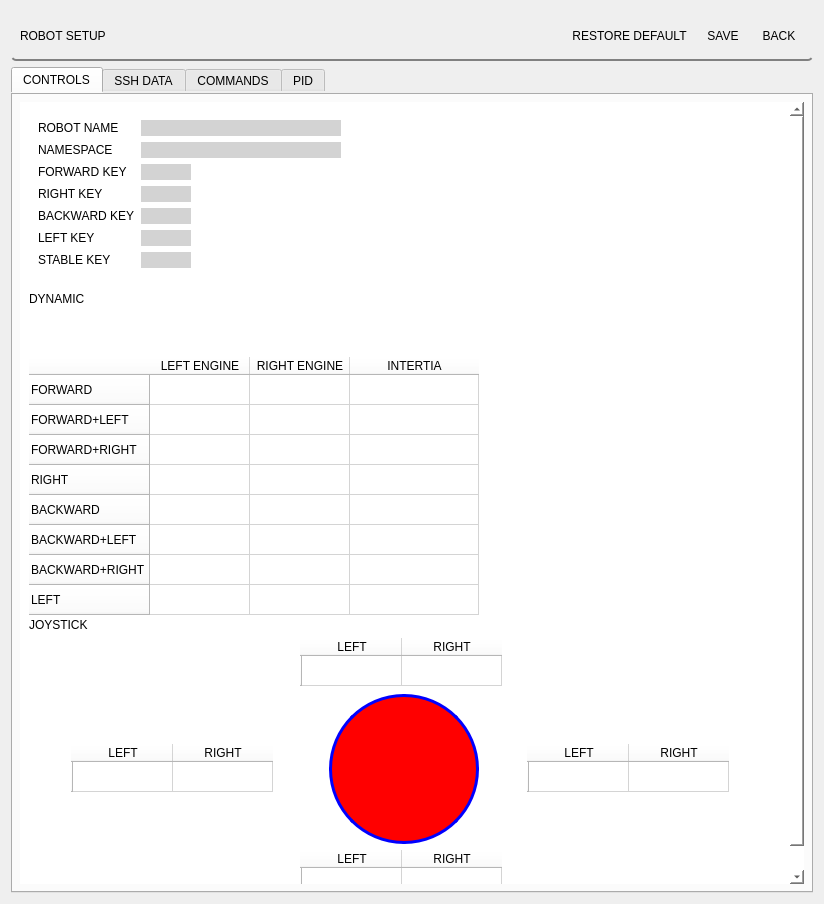
Qt form setup_panel/resource/setup.ui (GroupOfRobots/MiniRysRQT) before a commit.
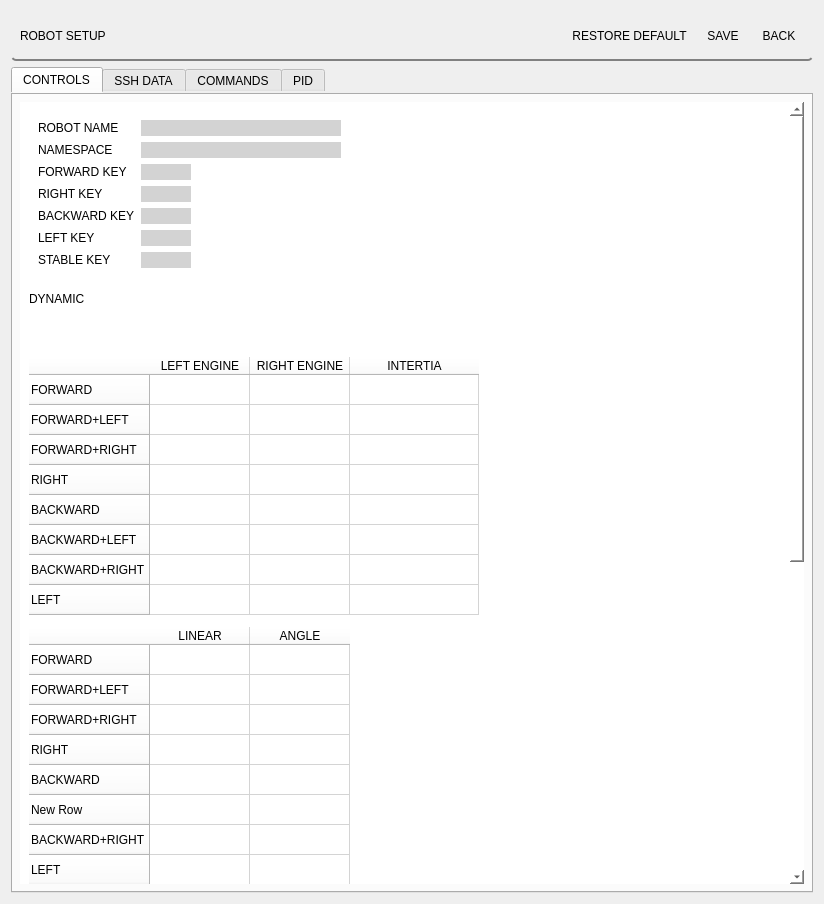
The same form after that commit.

Commit message: twist message start

What changed in the file:
```diff
--- a/setup_panel/resource/setup.ui
+++ b/setup_panel/resource/setup.ui
@@ -122,9 +122,9 @@
           <property name="geometry">
            <rect>
             <x>0</x>
-            <y>0</y>
+            <y>-511</y>
             <width>774</width>
-            <height>884</height>
+            <height>1399</height>
            </rect>
           </property>
           <layout class="QVBoxLayout" name="verticalLayout_10">
@@ -415,6 +415,73 @@
              </item>
             </widget>
            </item>
+           <item>
+            <widget class="Line" name="line">
+             <property name="orientation">
+              <enum>Qt::Horizontal</enum>
+             </property>
+            </widget>
+           </item>
+           <item>
+            <widget class="QTableWidget" name="dynamicTwistTableUI">
+             <property name="minimumSize">
+              <size>
+               <width>0</width>
+               <height>500</height>
+              </size>
+             </property>
+             <row>
+              <property name="text">
+               <string>FORWARD</string>
+              </property>
+             </row>
+             <row>
+              <property name="text">
+               <string>FORWARD+LEFT</string>
+              </property>
+             </row>
+             <row>
+              <property name="text">
+               <string>FORWARD+RIGHT</string>
+              </property>
+             </row>
+             <row>
+              <property name="text">
+               <string>RIGHT</string>
+              </property>
+             </row>
+             <row>
+              <property name="text">
+               <string>BACKWARD</string>
+              </property>
+             </row>
+             <row>
+              <property name="text">
+               <string>New Row</string>
+              </property>
+             </row>
+             <row>
+              <property name="text">
+               <string>BACKWARD+RIGHT</string>
+              </property>
+             </row>
+             <row>
+              <property name="text">
+               <string>LEFT</string>
+              </property>
+             </row>
+             <column>
+              <property name="text">
+               <string>LINEAR</string>
+              </property>
+             </column>
+             <column>
+              <property name="text">
+               <string>ANGLE</string>
+              </property>
+             </column>
+            </widget>
+           </item>
            <item>
             <widget class="QLabel" name="joystickLabel">
              <property name="text">
```
The commit also changes 4 other files.
